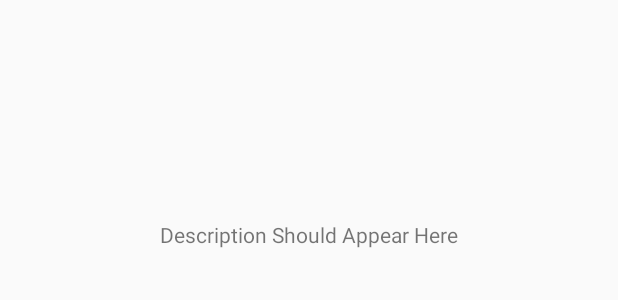
After one commit to 53compromise/schoolSafely, an Android app: the layout activity_protocol_view.xml on its own in the app's theme, with its tools: preview values and no code run, on a phone screen of 412 x 824 dp. The commit adds this screen. Shown: the top 300 px of the screen. Run offline under Robolectric (Android 15) with nearby library versions, the phone set to English and light mode, and no system bars.

Commit message:
added protocol

```diff
--- a/app/src/main/AndroidManifest.xml
+++ b/app/src/main/AndroidManifest.xml
@@ -12,7 +12,8 @@
         android:supportsRtl="true"
         android:theme="@style/AppTheme"
         android:usesCleartextTraffic="true">
-        <activity android:name=".AddContact"></activity>
+        <activity android:name=".ProtocolView"></activity>
+        <activity android:name=".AddContact" />
         <activity android:name=".SettingsActivity" />
         <activity android:name=".ShareActivity" />
         <activity android:name=".ContactEditActivity" />
--- a/app/src/main/java/com/troy/a53rdscompromise/schoolsafely/ContactActivity.java
+++ b/app/src/main/java/com/troy/a53rdscompromise/schoolsafely/ContactActivity.java
@@ -30,7 +30,6 @@ public class ContactActivity extends AppCompatActivity {
             TextView phoneNumber = (TextView) findViewById(R.id.phoneNumber1);
             phoneNumber1 = getIntent().getExtras().getString("phoneNumber.id");
             phoneNumber.setText(phoneNumber1);
-            Log.d("HELLO", phoneNumber1);
         }
 
         if (getIntent().hasExtra("docId.id")) {
--- /dev/null
+++ b/app/src/main/res/layout/activity_protocol_view.xml
@@ -0,0 +1,28 @@
+<?xml version="1.0" encoding="utf-8"?>
+<androidx.constraintlayout.widget.ConstraintLayout xmlns:android="http://schemas.android.com/apk/res/android"
+    xmlns:app="http://schemas.android.com/apk/res-auto"
+    xmlns:tools="http://schemas.android.com/tools"
+    android:layout_width="match_parent"
+    android:layout_height="match_parent"
+    tools:context=".ProtocolView">
+
+    <TextView
+        android:id="@+id/protocolLabel"
+        android:layout_width="wrap_content"
+        android:layout_height="wrap_content"
+        android:layout_marginTop="56dp"
+        android:textSize="25sp"
+        app:layout_constraintEnd_toEndOf="parent"
+        app:layout_constraintStart_toStartOf="parent"
+        app:layout_constraintTop_toTopOf="parent" />
+
+    <TextView
+        android:id="@+id/descriptionLabel"
+        android:layout_width="wrap_content"
+        android:layout_height="wrap_content"
+        android:layout_marginTop="56dp"
+        android:text="Description Should Appear Here"
+        app:layout_constraintEnd_toEndOf="parent"
+        app:layout_constraintStart_toStartOf="parent"
+        app:layout_constraintTop_toBottomOf="@+id/protocolLabel" />
+</androidx.constraintlayout.widget.ConstraintLayout>
```
Also changed, not shown: app/src/main/java/com/troy/a53rdscompromise/schoolsafely/ProtocolActivity.java (+55 -4 lines), app/src/main/java/com/troy/a53rdscompromise/schoolsafely/ProtocolView.java (added, +40 -0 lines).
